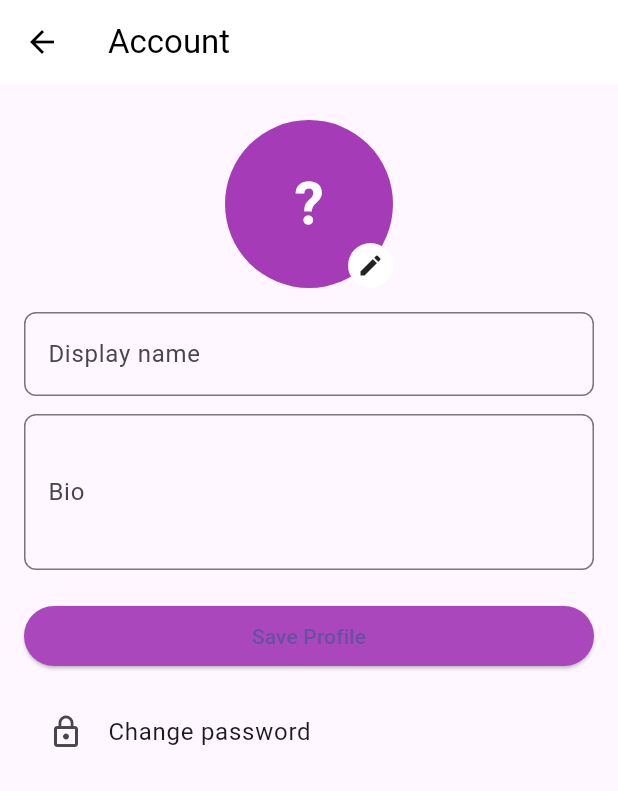
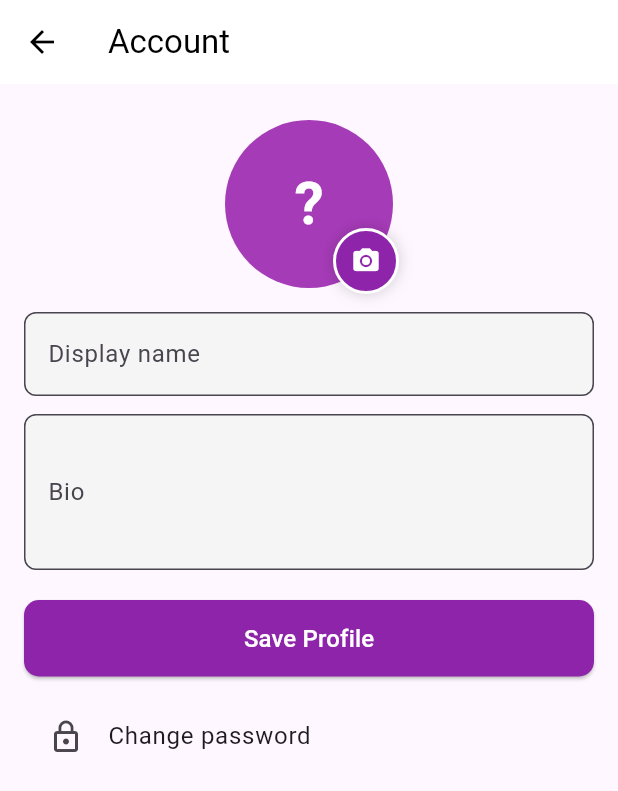
Before and after one commit to wirashauma/ChatApp-Cloud, a Flutter app: the ProfileScreen screen opened directly, after a tap on "Account", on a phone screen of 412 x 824 dp. Shown: the top 791 px of the screen. Run offline on Flutter 3.47's test engine with Material 3 defaults, Android fonts, the phone set to English and light mode, and no system bars; our stand-ins replace cloud_firestore, firebase_auth, firebase_core, firebase_storage, image_picker; accounts and stored records are empty.

Commit message:
Feat: Enhance profile image handling with upload options and progress indicators

```diff
--- a/lib/screens/profile/account_screen.dart
+++ b/lib/screens/profile/account_screen.dart
@@ -11,6 +11,7 @@ import 'package:chatapp/widgets/initial_avatar.dart';
 
 class AccountScreen extends StatelessWidget {
   const AccountScreen({super.key});
+
   @override
   Widget build(BuildContext context) {
     return const _AccountForm();
@@ -31,6 +32,9 @@ class _AccountFormState extends State<_AccountForm> {
   String? _existingPhotoUrl;
   bool _clearPhoto = false;
   bool _isSaving = false;
+
+  // small upload indicator when selecting image
+  bool _isPicking = false;
 
   @override
   void initState() {
@@ -59,6 +63,7 @@ class _AccountFormState extends State<_AccountForm> {
   Future<void> _pickImage() async {
     final picker = ImagePicker();
     try {
+      setState(() => _isPicking = true);
       final XFile? picked =
           await picker.pickImage(source: ImageSource.gallery, imageQuality: 80);
       if (picked != null) {
@@ -79,7 +84,37 @@ class _AccountFormState extends State<_AccountForm> {
         ScaffoldMessenger.of(context)
             .showSnackBar(SnackBar(content: Text('Gagal memilih gambar: $e')));
       }
+    } finally {
+      if (mounted) setState(() => _isPicking = false);
     }
+  }
+
+  void _showPickOptions() {
+    showModalBottomSheet(
+      context: context,
+      builder: (ctx) => SafeArea(
+        child: Wrap(
+          children: [
+            ListTile(
+              leading: const Icon(Icons.camera_alt),
+              title: const Text('Take photo'),
+              onTap: () {
+                Navigator.of(ctx).pop();
+                _pickImage();
+              },
+            ),
+            ListTile(
+              leading: const Icon(Icons.photo_library),
+              title: const Text('Choose from gallery'),
+              onTap: () {
+                Navigator.of(ctx).pop();
+                _pickImage();
+              },
+            ),
+          ],
+        ),
+      ),
+    );
   }
 
   Future<void> _saveProfile() async {
@@ -101,7 +136,11 @@ class _AccountFormState extends State<_AccountForm> {
 
       if (_imageFile != null && uid != null) {
         // upload new photo and use returned url
-        photoUrl = await CloudinaryService.uploadProfileImage(uid, _imageFile!);
+        photoUrl = await CloudinaryService.uploadImage(
+          _imageFile!,
+          publicId: uid,
+          folder: 'chatapp/profile_images',
+        );
       } else if (_clearPhoto) {
         // user requested to remove photo -> pass null so FirestoreService will set default
         photoUrl = null;
@@ -154,6 +193,7 @@ class _AccountFormState extends State<_AccountForm> {
           const SizedBox(height: 8),
           Center(
             child: Stack(
+              clipBehavior: Clip.none,
               children: [
                 InitialAvatar(
                   imageFile: _imageFile,
@@ -163,47 +203,33 @@ class _AccountFormState extends State<_AccountForm> {
                       : null,
                   radius: 56,
                 ),
+                // (delete icon removed for cleaner UI)
+
+                // camera FAB bottom-right
                 Positioned(
-                  right: 0,
-                  bottom: 0,
-                  child: Row(
-                    mainAxisSize: MainAxisSize.min,
-                    children: [
-                      if (_existingPhotoUrl != null || _imageFile != null)
-                        InkWell(
-                          borderRadius: BorderRadius.circular(20),
-                          onTap: () {
-                            setState(() {
-                              _imageFile = null;
-                              _existingPhotoUrl = null;
-                              _clearPhoto = true;
-                            });
-                          },
-                          child: Container(
-                            margin: const EdgeInsets.only(right: 8),
-                            padding: const EdgeInsets.all(6),
-                            decoration: BoxDecoration(
-                              color: Colors.white,
-                              shape: BoxShape.circle,
-                            ),
-                            child: const Icon(Icons.delete_forever,
-                                size: 18, color: Colors.redAccent),
-                          ),
-                        ),
-                      InkWell(
-                        borderRadius: BorderRadius.circular(20),
-                        onTap: _pickImage,
-                        child: Container(
-                          padding: const EdgeInsets.all(6),
-                          decoration: BoxDecoration(
-                            color: Colors.white,
-                            shape: BoxShape.circle,
-                          ),
-                          child: const Icon(Icons.edit,
-                              size: 18, color: Colors.black87),
-                        ),
+                  right: -4,
+                  bottom: -4,
+                  child: GestureDetector(
+                    onTap: _showPickOptions,
+                    child: Container(
+                      padding: const EdgeInsets.all(10),
+                      decoration: BoxDecoration(
+                        color: Colors.purple[600],
+                        shape: BoxShape.circle,
+                        border: Border.all(color: Colors.white, width: 2),
+                        boxShadow: [
+                          BoxShadow(
+                            color: Colors.black.withOpacity(0.18),
+                            blurRadius: 8,
+                          )
+                        ],
                       ),
-                    ],
+                      child: Icon(
+                        _isPicking ? Icons.hourglass_top : Icons.camera_alt,
+                        color: Colors.white,
+                        size: 20,
+                      ),
+                    ),
                   ),
                 ),
               ],
@@ -214,6 +240,8 @@ class _AccountFormState extends State<_AccountForm> {
             controller: _nameController,
             decoration: InputDecoration(
               labelText: 'Display name',
+              filled: true,
+              fillColor: Colors.grey[100],
               border:
                   OutlineInputBorder(borderRadius: BorderRadius.circular(8)),
             ),
@@ -224,6 +252,8 @@ class _AccountFormState extends State<_AccountForm> {
             maxLines: 3,
             decoration: InputDecoration(
               labelText: 'Bio',
+              filled: true,
+              fillColor: Colors.grey[100],
               border:
                   OutlineInputBorder(borderRadius: BorderRadius.circular(8)),
             ),
@@ -231,15 +261,21 @@ class _AccountFormState extends State<_AccountForm> {
           const SizedBox(height: 20),
           ElevatedButton(
             onPressed: _isSaving ? null : _saveProfile,
-            style:
-                ElevatedButton.styleFrom(backgroundColor: Colors.purple[400]),
+            style: ElevatedButton.styleFrom(
+              backgroundColor: Colors.purple[600],
+              foregroundColor: Colors.white,
+              padding: const EdgeInsets.symmetric(vertical: 14),
+              shape: RoundedRectangleBorder(
+                borderRadius: BorderRadius.circular(10),
+              ),
+            ),
             child: _isSaving
                 ? const SizedBox(
                     height: 18,
                     width: 18,
                     child: CircularProgressIndicator(
                         color: Colors.white, strokeWidth: 2))
-                : const Text('Save Profile'),
+                : const Text('Save Profile', style: TextStyle(fontSize: 16)),
           ),
           const SizedBox(height: 12),
           ListTile(
--- a/lib/screens/profile/profile_screen.dart
+++ b/lib/screens/profile/profile_screen.dart
@@ -5,6 +5,10 @@ import 'package:chatapp/screens/profile/account_screen.dart';
 import 'package:chatapp/screens/profile/chat_settings_screen.dart';
 import 'package:chatapp/screens/profile/notifications_screen.dart';
 import 'package:flutter/material.dart';
+import 'dart:io';
+
+import 'package:image_picker/image_picker.dart';
+import 'package:chatapp/services/cloudinary_service.dart';
 import 'package:chatapp/widgets/initial_avatar.dart';
 
 class ProfileScreen extends StatefulWidget {
@@ -16,6 +20,8 @@ class ProfileScreen extends StatefulWidget {
 
 class _ProfileScreenState extends State<ProfileScreen> {
   bool _isLoggingOut = false;
+  bool _isUploading = false;
+  File? _imageFile;
 
   @override
   Widget build(BuildContext context) {
@@ -71,31 +77,68 @@ class _ProfileScreenState extends State<ProfileScreen> {
           return ListView(
             padding: const EdgeInsets.all(16.0),
             children: [
-              // Bagian Header Profil
+              // Bagian Header Profil dengan avatar modern dan tombol camera
               Column(
                 children: [
-                  InitialAvatar(
-                    photoUrl: photoUrl,
-                    name: displayName,
-                    radius: 50,
+                  Stack(
+                    alignment: Alignment.center,
+                    children: [
+                      InitialAvatar(
+                        photoUrl: photoUrl,
+                        imageFile: _imageFile,
+                        name: displayName,
+                        radius: 56,
+                      ),
+                      Positioned(
+                        right: 0,
+                        bottom: 0,
+                        child: GestureDetector(
+                          onTap: _showPickOptions,
+                          child: Container(
+                            decoration: BoxDecoration(
+                              color: Colors.purple[400],
+                              shape: BoxShape.circle,
+                              border: Border.all(color: Colors.white, width: 2),
+                              boxShadow: [
+                                BoxShadow(
+                                  color: Colors.black.withOpacity(0.15),
+                                  blurRadius: 6,
+                                )
+                              ],
+                            ),
+                            padding: const EdgeInsets.all(10),
+                            child: Icon(
+                              Icons.camera_alt,
+                              color: Colors.white,
+                              size: 20,
+                            ),
+                          ),
+                        ),
+                      ),
+                    ],
                   ),
                   const SizedBox(height: 16),
                   Text(
                     displayName,
                     style: const TextStyle(
-                      fontSize: 24,
-                      fontWeight: FontWeight.bold,
+                      fontSize: 22,
+                      fontWeight: FontWeight.w700,
+                      color: Colors.black87,
                     ),
                   ),
                   const SizedBox(height: 8),
                   Text(
                     bio,
                     textAlign: TextAlign.center,
-                    style: const TextStyle(
-                      fontSize: 16,
-                      color: Colors.grey,
+                    style: TextStyle(
+                      fontSize: 15,
+                      color: Colors.grey[700],
                     ),
                   ),
+                  if (_isUploading) ...[
+                    const SizedBox(height: 12),
+                    const LinearProgressIndicator(),
+                  ],
                 ],
               ),
               const SizedBox(height: 30),
@@ -181,6 +224,86 @@ class _ProfileScreenState extends State<ProfileScreen> {
     }
   }
 
+  void _showPickOptions() {
+    showModalBottomSheet(
+      context: context,
+      builder: (ctx) => SafeArea(
+        child: Wrap(
+          children: [
+            ListTile(
+              leading: const Icon(Icons.camera_alt),
+              title: const Text('Take photo'),
+              onTap: () {
+                Navigator.of(ctx).pop();
+                _pickImage(ImageSource.camera);
+              },
+            ),
+            ListTile(
+              leading: const Icon(Icons.photo_library),
+              title: const Text('Choose from gallery'),
+              onTap: () {
+                Navigator.of(ctx).pop();
+                _pickImage(ImageSource.gallery);
+              },
+            ),
+          ],
+        ),
+      ),
+    );
+  }
+
+  Future<void> _pickImage(ImageSource source) async {
+    try {
+      final picker = ImagePicker();
+      final picked = await picker.pickImage(
+        source: source,
+        maxWidth: 1200,
+        imageQuality: 85,
+      );
+      if (picked == null) return;
+
+      final file = File(picked.path);
+      setState(() {
+        _imageFile = file; // preview immediately
+      });
+
+      await _uploadAndSave(file);
+    } catch (e) {
+      ScaffoldMessenger.of(context).showSnackBar(
+        SnackBar(content: Text('Gagal memilih gambar: $e')),
+      );
+    }
+  }
+
+  Future<void> _uploadAndSave(File file) async {
+    final messenger = ScaffoldMessenger.of(context);
+    setState(() => _isUploading = true);
+
+    try {
+      // Upload ke Cloudinary
+      final url = await CloudinaryService.uploadImage(file);
+
+      // Ambil data saat ini untuk tidak menimpa displayName/bio
+      final snapshot = await FirestoreService.getUserProfile();
+      final userData = snapshot.data() as Map<String, dynamic>;
+      final currentName = userData['displayName'] ?? '';
+      final currentBio = userData['bio'] ?? '';
+
+      await FirestoreService.saveUserProfile(
+        displayName: currentName,
+        bio: currentBio,
+        photoUrl: url,
+      );
+
+      messenger.showSnackBar(
+          const SnackBar(content: Text('Foto profil diperbarui')));
+    } catch (e) {
+      messenger.showSnackBar(SnackBar(content: Text('Upload gagal: $e')));
+    } finally {
+      if (mounted) setState(() => _isUploading = false);
+    }
+  }
+
   // Widget helper untuk membuat menu item
   Widget _buildMenuItem(BuildContext context, String title, IconData icon) {
     return ListTile(
```
Also changed, not shown: lib/services/cloudinary_service.dart (+24 -24 lines), pubspec.lock.
